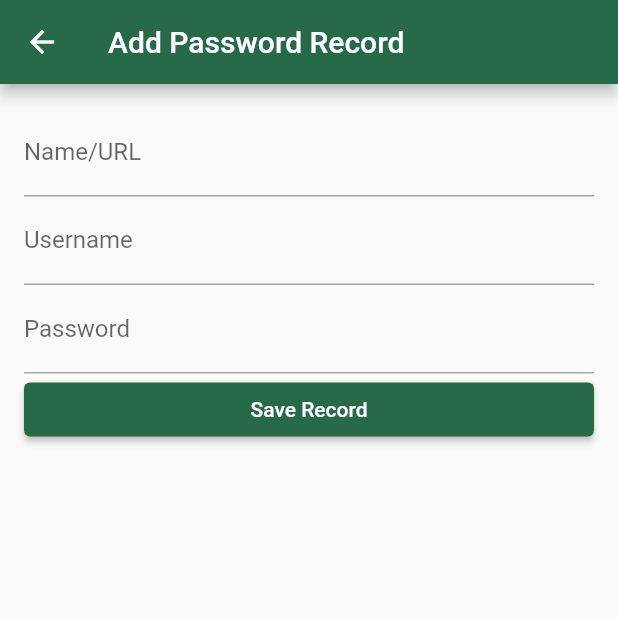
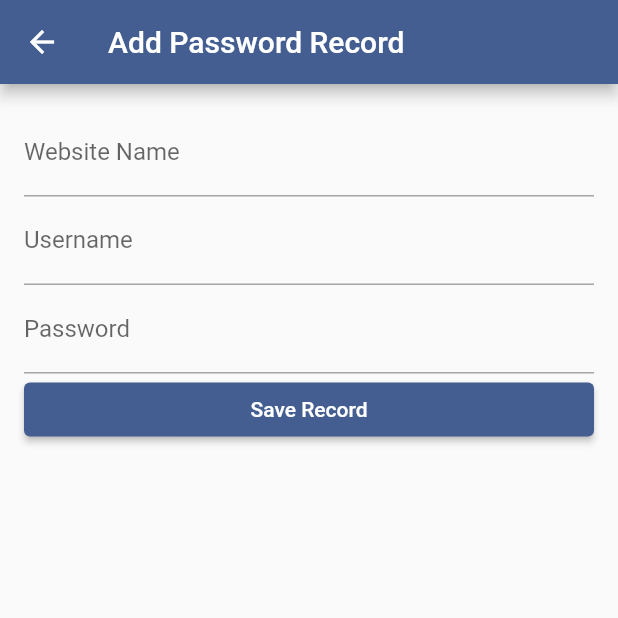
Before and after one commit to OG-Gardavsky/password-app, a Flutter app: the screen it shows after launch, after a tap on the "add" icon, on a phone screen of 412 x 824 dp, the top half of it. Run offline on Flutter 3.47's test engine with Material 2 defaults, Android fonts, the phone set to English and light mode, and no system bars; our stand-ins replace flutter_secure_storage.

Commit message:
code refactor

```diff
--- a/lib/main.dart
+++ b/lib/main.dart
@@ -21,7 +21,7 @@ class MyApp extends StatelessWidget {
           initialRoute: Routes.home,
           routes: Routes.routesMap,
           theme: ThemeData(
-            colorScheme: ColorScheme.fromSeed(seedColor: Colors.greenAccent),
+            colorScheme: ColorScheme.fromSeed(seedColor: Colors.blueAccent),
           )),
     );
   }
--- a/lib/screens/edit_screen.dart
+++ b/lib/screens/edit_screen.dart
@@ -8,7 +8,6 @@ class EditScreen extends StatefulWidget {
   final PasswordRecord? passwordRecord;
 
   const EditScreen({super.key, this.passwordRecord});
-
 
   @override
   _EditScreenState createState() => _EditScreenState();
@@ -24,7 +23,6 @@ class _EditScreenState extends State<EditScreen> {
   String? _id = '';
 
   void _submitForm() async {
-
     if (_formKey.currentState!.validate()) {
       await appState.saveOrUpdatePassRecord(PasswordRecord(
         id: _id ?? const Uuid().v4().toString(),
@@ -50,6 +48,13 @@ class _EditScreenState extends State<EditScreen> {
     Navigator.of(context).popUntil(ModalRoute.withName('/'));
   }
 
+  String? validatorFn(String msg, String? value) {
+    if (value == null || value.isEmpty) {
+      return msg;
+    }
+    return null;
+  }
+
   @override
   Widget build(BuildContext context) {
     appState = context.watch<MyAppState>();
@@ -60,7 +65,10 @@ class _EditScreenState extends State<EditScreen> {
     _id = widget.passwordRecord?.id;
 
     return Scaffold(
-      appBar: AppBar(title: Text(widget.passwordRecord?.name != null ? 'Edit ${widget.passwordRecord?.name}' : 'Add Password Record')),
+      appBar: AppBar(
+          title: Text(widget.passwordRecord?.name != null
+              ? 'Edit ${widget.passwordRecord?.name}'
+              : 'Add Password Record')),
       body: Padding(
         padding: const EdgeInsets.all(16.0),
         child: Form(
@@ -69,48 +77,74 @@ class _EditScreenState extends State<EditScreen> {
             crossAxisAlignment: CrossAxisAlignment.stretch,
             children: [
               TextFormField(
-                decoration: const InputDecoration(labelText: 'Name/URL'),
-                validator: (value) {
-                  if (value == null || value.isEmpty) {
-                    return 'Please enter a name or URL of website';
-                  }
-                  return null;
-                },
+                decoration: const InputDecoration(labelText: 'Website Name'),
+                validator: (value) =>
+                    validatorFn('Please enter a Website Name', value),
                 onChanged: (value) => _name = value,
                 initialValue: widget.passwordRecord?.name ?? '',
               ),
               TextFormField(
                 decoration: const InputDecoration(labelText: 'Username'),
-                validator: (value) {
-                  if (value == null || value.isEmpty) {
-                    return 'Please enter a username';
-                  }
-                  return null;
-                },
+                validator: (value) =>
+                    validatorFn('Please enter a username', value),
                 onChanged: (value) => _userName = value,
                 initialValue: widget.passwordRecord?.userName ?? '',
               ),
               TextFormField(
                 decoration: const InputDecoration(labelText: 'Password'),
-                validator: (value) {
-                  if (value == null || value.isEmpty) {
-                    return 'Please enter a password';
-                  }
-                  return null;
-                },
+                validator: (value) =>
+                    validatorFn('Please enter a password', value),
                 onChanged: (value) => _password = value,
                 initialValue: widget.passwordRecord?.password ?? '',
               ),
-              Visibility(
-                  visible: _id != null,
+              Row(
+                crossAxisAlignment: CrossAxisAlignment.center,
+                children: [
+                  _id != null
+                      ? Expanded(
+                          child: DeleteBtn(
+                              'Are you sure you want to delete password record "$_name"?',
+                              _deleteRecord),
+                        )
+                      : const SizedBox.shrink(),
+                  _id != null
+                      ? const SizedBox(
+                          width: 16,
+                        )
+                      : const SizedBox.shrink(),
+                  Expanded(
                       child: ElevatedButton(
+                    onPressed: () {
+                      _submitForm();
+                    },
+                    child: const Text('Save Record'),
+                  ))
+                ],
+              ),
+            ],
+          ),
+        ),
+      ),
+    );
+  }
+}
+
+class DeleteBtn extends StatelessWidget {
+  final String deleteMsg;
+  final Function onPressedFn;
+
+  const DeleteBtn(this.deleteMsg, this.onPressedFn, {super.key});
+
+  @override
+  Widget build(BuildContext context) {
+    return ElevatedButton(
       onPressed: () {
         showDialog(
           context: context,
           builder: (BuildContext context) {
             return AlertDialog(
               title: const Text("Delete Password?"),
-                            content: Text('Are you sure you want to delete password record "$_name"?'),
+              content: Text(deleteMsg),
               actions: [
                 TextButton(
                   onPressed: () {
@@ -120,10 +154,11 @@ class _EditScreenState extends State<EditScreen> {
                 ),
                 TextButton(
                   onPressed: () {
-                                  _deleteRecord();
+                    onPressedFn();
                   },
                   style: ButtonStyle(
-                                  foregroundColor: MaterialStateProperty.all<Color>(Colors.red),
+                    foregroundColor:
+                        MaterialStateProperty.all<Color>(Colors.red),
                   ),
                   child: const Text("Delete"),
                 ),
@@ -137,19 +172,6 @@ class _EditScreenState extends State<EditScreen> {
         foregroundColor: MaterialStateProperty.all<Color>(Colors.white),
       ),
       child: const Text('Delete'),
-                  )
-              ),
-              ElevatedButton(
-                onPressed: () {
-                  _submitForm();
-
-                },
-                child: const Text('Save Record'),
-              ),
-            ],
-          ),
-        ),
-      ),
     );
   }
 }
--- a/lib/screens/home_screen.dart
+++ b/lib/screens/home_screen.dart
@@ -4,6 +4,7 @@ import 'package:password_manger/screens/view_screen.dart';
 import 'package:provider/provider.dart';
 
 import '../main.dart';
+import '../models/password_record.dart';
 
 class HomeScreen extends StatelessWidget {
   const HomeScreen({super.key});
@@ -17,31 +18,7 @@ class HomeScreen extends StatelessWidget {
         title: const Text('Passwords'),
       ),
       body: Center(
-        child:
-        ListView(
-          children: appState.passwordRecords.isNotEmpty ?
-            appState.passwordRecords.map((record) =>
-                ListTile(
-                  title: Text(record.name),
-                  subtitle: Text(record.userName),
-                  trailing: const Icon(Icons.lock),
-                  onTap: () {
-                    Navigator.push(
-                      context,
-                      MaterialPageRoute(
-                        builder: (context) => ViewScreen( passwordRecord: record),
-                      ),
-                    );
-                  },
-                )
-            ).toList()
-          : [
-            const ListTile(
-              title: Text('No records saved, add some'),
-              subtitle: Text(''),
-            ),
-          ]
-        )
+        child: PasswordList(appState.passwordRecords),
       ),
       floatingActionButton: FloatingActionButton(
         onPressed: () {
@@ -58,3 +35,37 @@ class HomeScreen extends StatelessWidget {
     );
   }
 }
+
+class PasswordList extends StatelessWidget {
+  List<PasswordRecord> passwordRecords;
+
+  PasswordList(this.passwordRecords, {super.key});
+
+  @override
+  Widget build(BuildContext context) {
+    return ListView(
+        children: passwordRecords.isNotEmpty
+            ? passwordRecords
+                .map((record) => ListTile(
+                      title: Text(record.name),
+                      subtitle: Text(record.userName),
+                      trailing: const Icon(Icons.lock),
+                      onTap: () {
+                        Navigator.push(
+                          context,
+                          MaterialPageRoute(
+                            builder: (context) =>
+                                ViewScreen(passwordRecord: record),
+                          ),
+                        );
+                      },
+                    ))
+                .toList()
+            : [
+                const ListTile(
+                  title: Text('No records saved, add some'),
+                  subtitle: Text(''),
+                ),
+              ]);
+  }
+}
```
Also changed, not shown: lib/screens/view_screen.dart (+16 -17 lines). Lines whose indentation alone changed are shown as unchanged.
